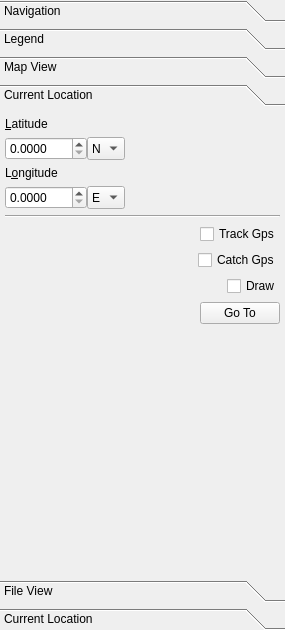
Old version of the form src/lib/MarbleControlBox.ui in the repository KDE/marble.
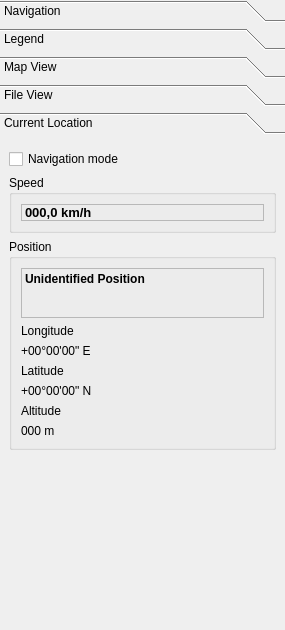
New version of the form. The open tabs and pages were chosen to show the change. Icons and pictures are not drawn. Custom widgets are drawn as their Qt base class.

What changed in the file:
```diff
--- a/src/lib/MarbleControlBox.ui
+++ b/src/lib/MarbleControlBox.ui
@@ -581,364 +581,13 @@
        </item>
       </layout>
      </widget>
-     <widget class="QWidget" name="CurrentLocationTab">
+     <widget class="QWidget" name="FileViewTab">
       <property name="geometry">
        <rect>
         <x>0</x>
         <y>0</y>
         <width>275</width>
-        <height>440</height>
-       </rect>
-      </property>
-      <attribute name="label">
-       <string>Current Location</string>
-      </attribute>
-      <layout class="QVBoxLayout">
-       <property name="spacing">
-        <number>6</number>
-       </property>
-       <property name="margin">
-        <number>5</number>
-       </property>
-       <item>
-        <widget class="QFrame" name="currentLocationFrame">
-         <property name="sizePolicy">
-          <sizepolicy hsizetype="Preferred" vsizetype="MinimumExpanding">
-           <horstretch>0</horstretch>
-           <verstretch>0</verstretch>
-          </sizepolicy>
-         </property>
-         <property name="frameShape">
-          <enum>QFrame::NoFrame</enum>
-         </property>
-         <property name="frameShadow">
-          <enum>QFrame::Raised</enum>
-         </property>
-         <layout class="QVBoxLayout">
-          <property name="spacing">
-           <number>6</number>
-          </property>
-          <property name="margin">
-           <number>0</number>
-          </property>
-          <item>
-           <widget class="QLabel" name="m_latLabel">
-            <property name="text">
-             <string>&amp;Latitude</string>
-            </property>
-            <property name="buddy">
-             <cstring>m_latSpinBox</cstring>
-            </property>
-           </widget>
-          </item>
-          <item>
-           <layout class="QHBoxLayout">
-            <property name="spacing">
-             <number>0</number>
-            </property>
-            <property name="margin">
-             <number>0</number>
-            </property>
-            <item>
-             <widget class="QDoubleSpinBox" name="m_latSpinBox">
-              <property name="minimumSize">
-               <size>
-                <width>82</width>
-                <height>0</height>
-               </size>
-              </property>
-              <property name="decimals">
-               <number>4</number>
-              </property>
-              <property name="maximum">
-               <double>90.000000000000000</double>
-              </property>
-             </widget>
-            </item>
-            <item>
-             <widget class="QComboBox" name="m_latComboBox">
-              <property name="sizePolicy">
-               <sizepolicy hsizetype="Fixed" vsizetype="Preferred">
-                <horstretch>0</horstretch>
-                <verstretch>0</verstretch>
-               </sizepolicy>
-              </property>
-              <property name="sizeAdjustPolicy">
-               <enum>QComboBox::AdjustToMinimumContentsLength</enum>
-              </property>
-              <property name="minimumContentsLength">
-               <number>1</number>
-              </property>
-              <item>
-               <property name="text">
-                <string>N</string>
-               </property>
-              </item>
-              <item>
-               <property name="text">
-                <string>S</string>
-               </property>
-              </item>
-             </widget>
-            </item>
-            <item>
-             <spacer>
-              <property name="orientation">
-               <enum>Qt::Horizontal</enum>
-              </property>
-              <property name="sizeHint" stdset="0">
-               <size>
-                <width>0</width>
-                <height>20</height>
-               </size>
-              </property>
-             </spacer>
-            </item>
-           </layout>
-          </item>
-          <item>
-           <widget class="QLabel" name="m_lonLabel">
-            <property name="text">
-             <string>L&amp;ongitude</string>
-            </property>
-            <property name="buddy">
-             <cstring>m_lonSpinBox</cstring>
-            </property>
-           </widget>
-          </item>
-          <item>
-           <layout class="QHBoxLayout">
-            <property name="spacing">
-             <number>0</number>
-            </property>
-            <property name="margin">
-             <number>0</number>
-            </property>
-            <item>
-             <widget class="QDoubleSpinBox" name="m_lonSpinBox">
-              <property name="minimumSize">
-               <size>
-                <width>82</width>
-                <height>0</height>
-               </size>
-              </property>
-              <property name="decimals">
-               <number>4</number>
-              </property>
-              <property name="maximum">
-               <double>180.000000000000000</double>
-              </property>
-             </widget>
-            </item>
-            <item>
-             <widget class="QComboBox" name="m_lonComboBox">
-              <property name="sizePolicy">
-               <sizepolicy hsizetype="Fixed" vsizetype="Preferred">
-                <horstretch>0</horstretch>
-                <verstretch>0</verstretch>
-               </sizepolicy>
-              </property>
-              <property name="sizeAdjustPolicy">
-               <enum>QComboBox::AdjustToMinimumContentsLength</enum>
-              </property>
-              <property name="minimumContentsLength">
-               <number>1</number>
-              </property>
-              <item>
-               <property name="text">
-                <string>E</string>
-               </property>
-              </item>
-              <item>
-               <property name="text">
-                <string>W</string>
-               </property>
-              </item>
-             </widget>
-            </item>
-            <item>
-             <spacer>
-              <property name="orientation">
-               <enum>Qt::Horizontal</enum>
-              </property>
-              <property name="sizeHint" stdset="0">
-               <size>
-                <width>0</width>
-                <height>20</height>
-               </size>
-              </property>
-             </spacer>
-            </item>
-           </layout>
-          </item>
-          <item>
-           <widget class="Line" name="line_2">
-            <property name="orientation">
-             <enum>Qt::Horizontal</enum>
-            </property>
-           </widget>
-          </item>
-          <item>
-           <layout class="QVBoxLayout">
-            <property name="spacing">
-             <number>6</number>
-            </property>
-            <property name="margin">
-             <number>0</number>
-            </property>
-            <item>
-             <layout class="QHBoxLayout">
-              <property name="spacing">
-               <number>6</number>
-              </property>
-              <property name="margin">
-               <number>0</number>
-              </property>
-              <item>
-               <spacer>
-                <property name="orientation">
-                 <enum>Qt::Horizontal</enum>
-                </property>
-                <property name="sizeHint" stdset="0">
-                 <size>
-                  <width>40</width>
-                  <height>20</height>
-                 </size>
-                </property>
-               </spacer>
-              </item>
-              <item>
-               <widget class="QCheckBox" name="m_trackGps">
-                <property name="text">
-                 <string>Track Gps</string>
-                </property>
-               </widget>
-              </item>
-             </layout>
-            </item>
-            <item>
-             <layout class="QHBoxLayout">
-              <property name="spacing">
-               <number>6</number>
-              </property>
-              <property name="margin">
-               <number>0</number>
-              </property>
-              <item>
-               <spacer>
-                <property name="orientation">
-                 <enum>Qt::Horizontal</enum>
-                </property>
-                <property name="sizeHint" stdset="0">
-                 <size>
-                  <width>40</width>
-                  <height>20</height>
-                 </size>
-                </property>
-               </spacer>
-              </item>
-              <item>
-               <widget class="QCheckBox" name="m_catchGps">
-                <property name="text">
-                 <string>Catch Gps</string>
-                </property>
-               </widget>
-              </item>
-             </layout>
-            </item>
-            <item>
-             <layout class="QHBoxLayout">
-              <property name="spacing">
-               <number>6</number>
-              </property>
-              <property name="margin">
-               <number>0</number>
-              </property>
-              <item>
-               <spacer>
-                <property name="orientation">
-                 <enum>Qt::Horizontal</enum>
-                </property>
-                <property name="sizeHint" stdset="0">
-                 <size>
-                  <width>40</width>
-                  <height>20</height>
-                 </size>
-                </property>
-               </spacer>
-              </item>
-              <item>
-               <widget class="QCheckBox" name="m_gpsDrawBox">
-                <property name="enabled">
-                 <bool>true</bool>
-                </property>
-                <property name="text">
-                 <string>Draw</string>
-                </property>
-               </widget>
-              </item>
-             </layout>
-            </item>
-            <item>
-             <layout class="QHBoxLayout">
-              <property name="spacing">
-               <number>6</number>
-              </property>
-              <property name="margin">
-               <number>0</number>
-              </property>
-              <item>
-               <spacer>
-                <property name="orientation">
-                 <enum>Qt::Horizontal</enum>
-                </property>
-                <property name="sizeHint" stdset="0">
-                 <size>
-                  <width>40</width>
-                  <height>20</height>
-                 </size>
-                </property>
-               </spacer>
-              </item>
-              <item>
-               <widget class="QPushButton" name="m_gpsGoButton">
-                <property name="enabled">
-                 <bool>true</bool>
-                </property>
-                <property name="text">
-                 <string>Go To</string>
-                </property>
-               </widget>
-              </item>
-             </layout>
-            </item>
-           </layout>
-          </item>
-          <item>
-           <spacer>
-            <property name="orientation">
-             <enum>Qt::Vertical</enum>
-            </property>
-            <property name="sizeHint" stdset="0">
-             <size>
-              <width>20</width>
-              <height>0</height>
-             </size>
-            </property>
-           </spacer>
-          </item>
-         </layout>
-        </widget>
-       </item>
-      </layout>
-     </widget>
-     <widget class="QWidget" name="m_fileViewTab">
-      <property name="geometry">
-       <rect>
-        <x>0</x>
-        <y>0</y>
-        <width>275</width>
-        <height>440</height>
+        <height>480</height>
        </rect>
       </property>
       <attribute name="label">
@@ -999,13 +648,13 @@
        </item>
       </layout>
      </widget>
-     <widget class="QWidget" name="Seite">
+     <widget class="QWidget" name="CurrentLocationTab">
       <property name="geometry">
        <rect>
         <x>0</x>
         <y>0</y>
         <width>275</width>
-        <height>440</height>
+        <height>480</height>
        </rect>
       </property>
       <attribute name="label">
```
Left out of the diff: 9 changed lines with no effect on the pictures.
